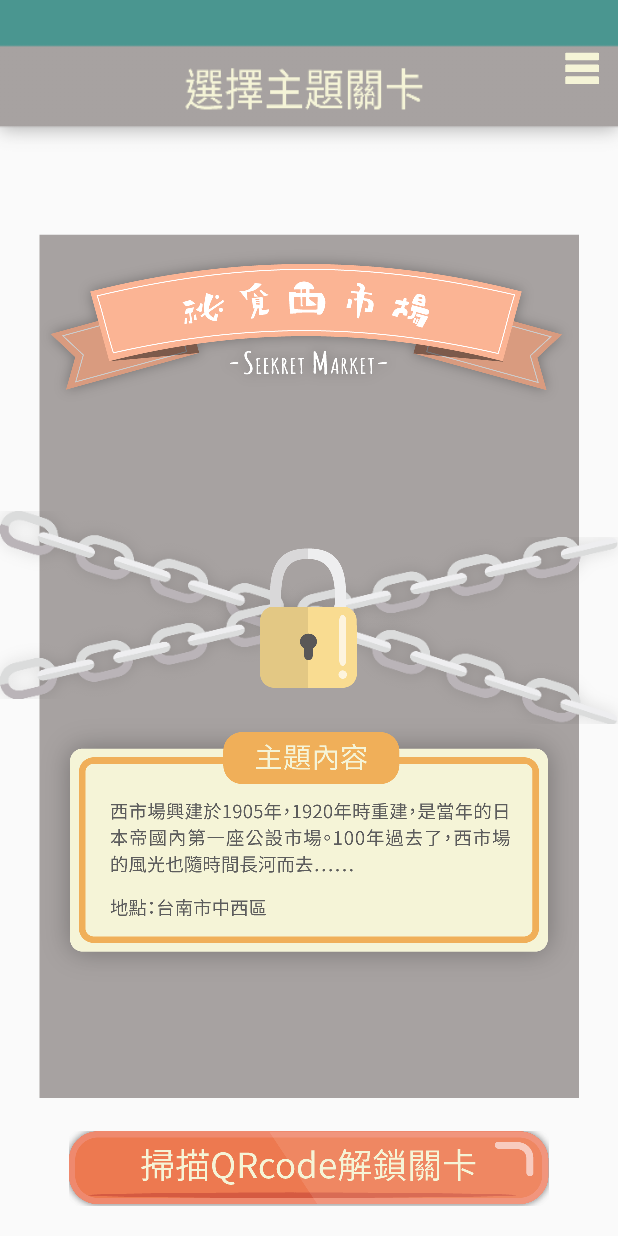
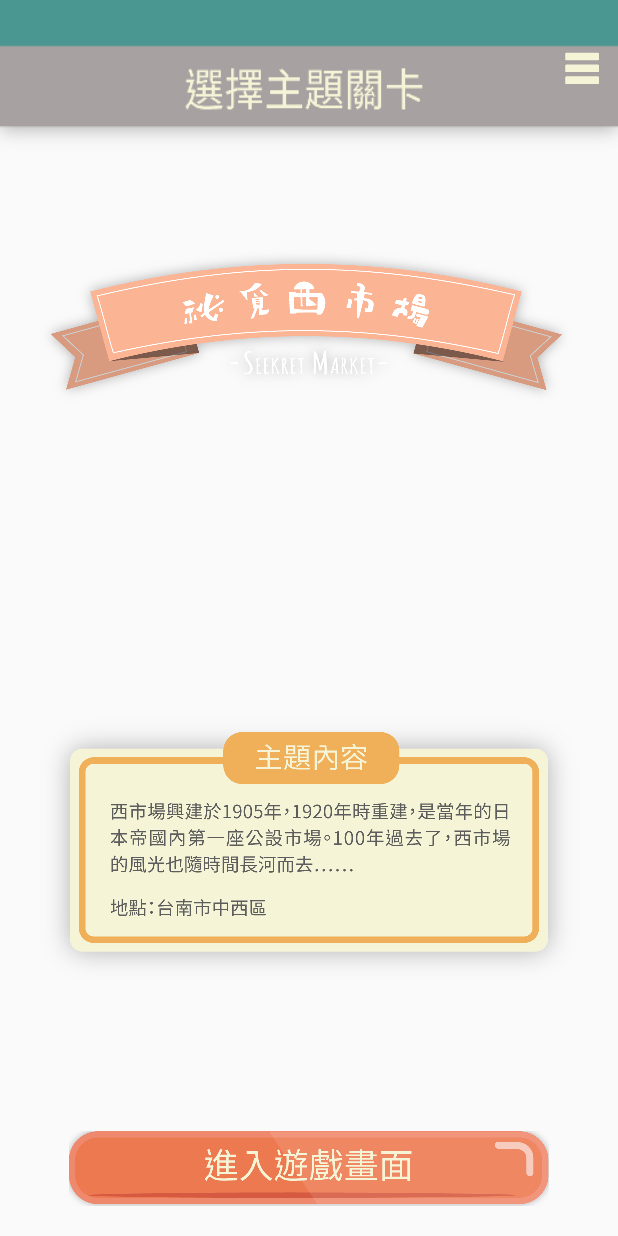
Before and after one commit to dada8397/CityRun, an Android app: the GameMenuActivity screen opened directly, with no data from a screen before it, on a phone screen of 412 x 824 dp. Run offline under Robolectric (Android 15) with nearby library versions, the phone set to English and light mode, and no system bars.

Commit message:
Disable QR

```diff
--- a/app/src/main/AndroidManifest.xml
+++ b/app/src/main/AndroidManifest.xml
@@ -1,5 +1,6 @@
 <?xml version="1.0" encoding="utf-8"?>
 <manifest xmlns:android="http://schemas.android.com/apk/res/android"
+    xmlns:tools="http://schemas.android.com/tools"
     package="com.nckumbi.cityrun">
 
     <uses-permission android:name="android.permission.GET_TASKS" />
@@ -63,7 +64,8 @@
             android:name="com.facebook.FacebookActivity"
             android:configChanges="keyboard|keyboardHidden|screenLayout|screenSize|orientation"
             android:label="@string/app_name"
-            android:theme="@android:style/Theme.Translucent.NoTitleBar" />
+            android:theme="@android:style/Theme.Translucent.NoTitleBar"
+            tools:replace="android:theme"/>
     </application>
 
 </manifest>
--- a/app/src/main/java/com/nckumbi/cityrun/GameMenuActivity.java
+++ b/app/src/main/java/com/nckumbi/cityrun/GameMenuActivity.java
@@ -177,27 +177,27 @@ public class GameMenuActivity extends AppCompatActivity {
     }
 
     protected void initializeComponents(boolean unlocked) {
-        if (!unlocked) {
-            gameMenuMask.setVisibility(View.VISIBLE);
-            gameMenuChainRight.setVisibility(View.VISIBLE);
-            gameMenuChainLeft.setVisibility(View.VISIBLE);
-            gameMenuQrCodeImageButton.setVisibility(View.VISIBLE);
-            gameMenuLockImageButton.setVisibility(View.VISIBLE);
-
-            gameMenuChainLeft.setX(0);
-            gameMenuChainLeft.setY(
-                    (getWindow().getDecorView().getHeight() - gameMenuChainLeft.getHeight()) / 2);
-
-            gameMenuChainRight.setX(0);
-            gameMenuChainRight.setY(
-                    (getWindow().getDecorView().getHeight() - gameMenuChainRight.getHeight()) / 2);
-
-            gameMenuMask.setAlpha(1.0f);
-            gameMenuChainRight.setAlpha(1.0f);
-            gameMenuChainLeft.setAlpha(1.0f);
-            gameMenuQrCodeImageButton.setAlpha(1.0f);
-            gameMenuLockImageButton.setAlpha(1.0f);
-        } else {
+//        if (!unlocked) {
+//            gameMenuMask.setVisibility(View.VISIBLE);
+//            gameMenuChainRight.setVisibility(View.VISIBLE);
+//            gameMenuChainLeft.setVisibility(View.VISIBLE);
+//            gameMenuQrCodeImageButton.setVisibility(View.VISIBLE);
+//            gameMenuLockImageButton.setVisibility(View.VISIBLE);
+//
+//            gameMenuChainLeft.setX(0);
+//            gameMenuChainLeft.setY(
+//                    (getWindow().getDecorView().getHeight() - gameMenuChainLeft.getHeight()) / 2);
+//
+//            gameMenuChainRight.setX(0);
+//            gameMenuChainRight.setY(
+//                    (getWindow().getDecorView().getHeight() - gameMenuChainRight.getHeight()) / 2);
+//
+//            gameMenuMask.setAlpha(1.0f);
+//            gameMenuChainRight.setAlpha(1.0f);
+//            gameMenuChainLeft.setAlpha(1.0f);
+//            gameMenuQrCodeImageButton.setAlpha(1.0f);
+//            gameMenuLockImageButton.setAlpha(1.0f);
+//        } else {
             gameMenuMask.setVisibility(View.GONE);
             gameMenuChainRight.setVisibility(View.GONE);
             gameMenuChainLeft.setVisibility(View.GONE);
@@ -205,7 +205,7 @@ public class GameMenuActivity extends AppCompatActivity {
             unlockedGif.setVisibility(View.GONE);
             gameMenuLockImageButton.setVisibility(View.GONE);
             gameMenuUnlockedSloganImageView.setVisibility(View.GONE);
-        }
+//        }
     }
 
     protected Boolean isUnlocked() {
--- a/build.gradle
+++ b/build.gradle
@@ -5,7 +5,7 @@ buildscript {
         jcenter()
     }
     dependencies {
-        classpath 'com.android.tools.build:gradle:2.1.2'
+        classpath 'com.android.tools.build:gradle:2.2.1'
 
         // NOTE: Do not place your application dependencies here; they belong
         // in the individual module build.gradle files
```
Also changed, not shown: app/src/main/java/com/nckumbi/cityrun/ChapterSelectActivity.java (+19 -19 lines), app/src/main/java/com/nckumbi/cityrun/GameQaActivity.java (+9 -13 lines), app/src/main/java/com/nckumbi/cityrun/MainActivity.java (+31 -13 lines), gradle/wrapper/gradle-wrapper.properties, 2 other files.
